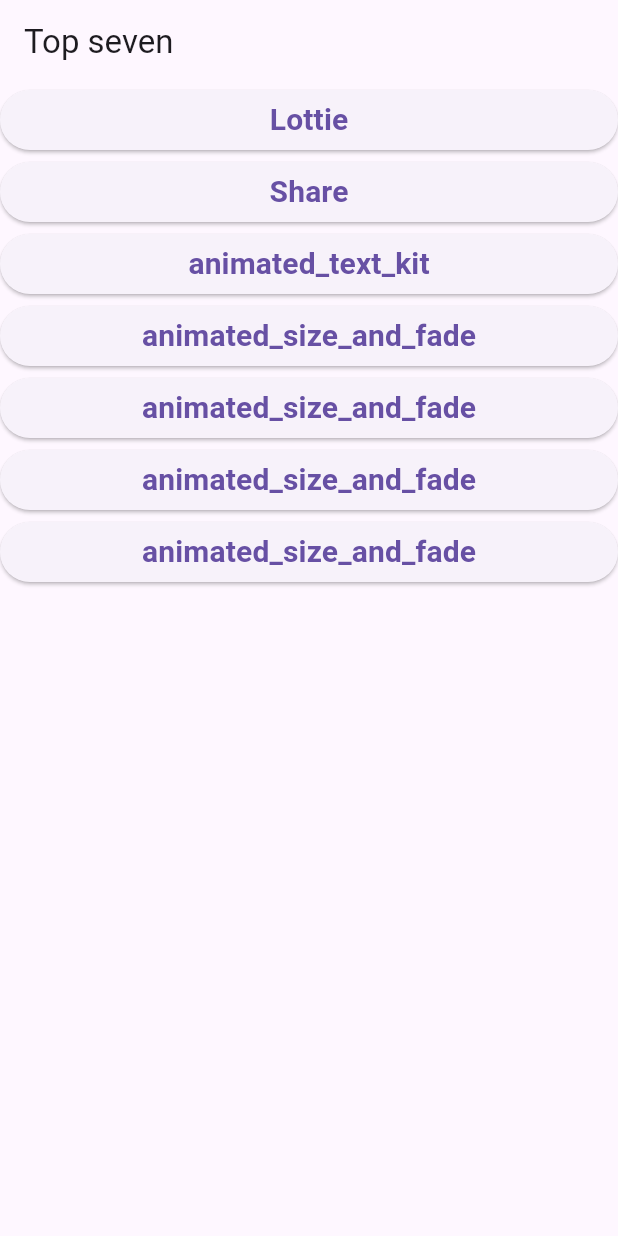
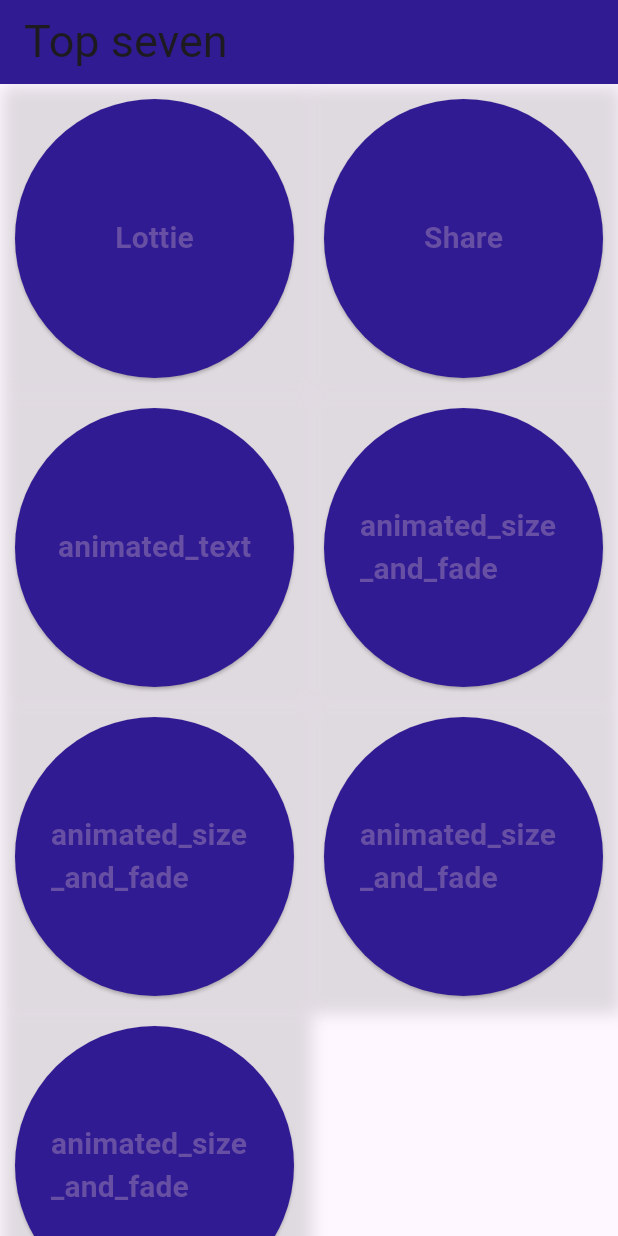
Before and after one commit to HamidSaliqa/TopSeven, a Flutter app: the screen it shows after launch, on a phone screen of 412 x 824 dp. Run offline on Flutter 3.47's test engine with Material 3 defaults, Android fonts, the phone set to English and light mode, and no system bars; our stand-ins replace animated_text_kit, lottie; missing offline and left inert: flutter_share.

Commit message:
اعمال گرید ویو بجای لیست ویو بیلدر و اضافه کردن رنگ

```diff
--- a/lib/home_page.dart
+++ b/lib/home_page.dart
@@ -13,7 +13,7 @@
   final List<String> libraryNames = [
     "Lottie",
     "Share",
-    "animated_text_kit",
+    "animated_text",
     "animated_size_and_fade",
     "animated_size_and_fade",
     "animated_size_and_fade",
@@ -24,13 +24,17 @@
   Widget build(BuildContext context) {
     return Scaffold(
       appBar: AppBar(
-        title: Text("Top seven"),
+        title: Text(
+          "Top seven",
+          style: TextStyle(fontSize: 30),
+        ),
+        backgroundColor: Colors.deepPurple[900],
       ),
-      body: ListView.builder(
-        itemCount: libraryNames.length,
-        itemBuilder: (context, index) {
+      body: GridView.count(
+        crossAxisCount: 2, // تعداد ستون‌ها
+        children: List.generate(libraryNames.length, (index) {
           return CustomButton(nameOfLibrary: libraryNames[index]);
-        },
+        }),
       ),
     );
   }
@@ -43,8 +47,14 @@
 
   @override
   Widget build(BuildContext context) {
-    return Expanded(
+    return Container(
+      padding: EdgeInsets.all(10),
+      decoration: BoxDecoration(boxShadow: [
+        BoxShadow(color: Colors.black12, offset: Offset(2, 2), blurRadius: 8)
+      ]),
       child: ElevatedButton(
+        style: ButtonStyle(
+            backgroundColor: MaterialStatePropertyAll(Colors.deepPurple[900])),
         onPressed: () => forOnpressed(context),
         child: Text(
           nameOfLibrary,
```
